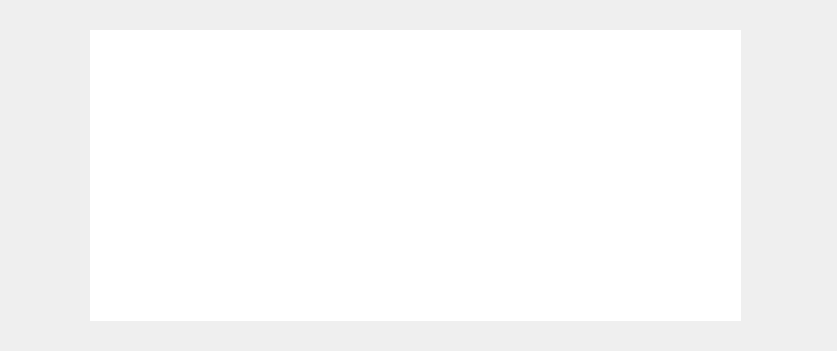
Before: the Qt Designer form data.ui in Shikhar21121999/Password-keeper, drawn with Qt 5.
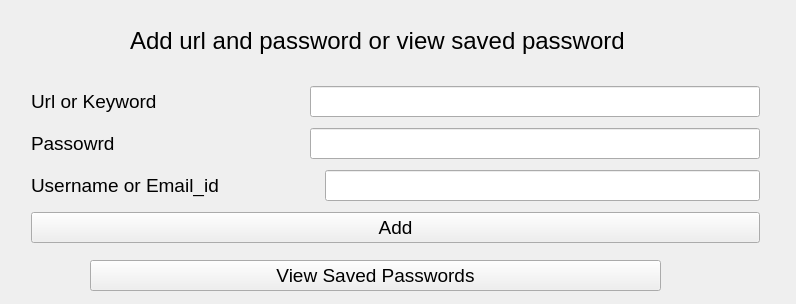
After: the same form once the commit is applied. The open tabs and pages were chosen to show the change.

Commit message: moving forward

Diff of the .ui file:
```diff
--- a/data.ui
+++ b/data.ui
@@ -6,8 +6,8 @@
    <rect>
     <x>0</x>
     <y>0</y>
-    <width>837</width>
-    <height>351</height>
+    <width>796</width>
+    <height>304</height>
    </rect>
   </property>
   <property name="font">
@@ -19,48 +19,87 @@
    <string>MainWindow</string>
   </property>
   <widget class="QWidget" name="centralwidget">
-   <widget class="QStackedWidget" name="stackedWidget">
+   <widget class="QStackedWidget" name="stack">
     <property name="geometry">
      <rect>
-      <x>50</x>
-      <y>30</y>
-      <width>731</width>
-      <height>301</height>
+      <x>0</x>
+      <y>0</y>
+      <width>791</width>
+      <height>341</height>
      </rect>
     </property>
     <property name="currentIndex">
      <number>0</number>
     </property>
     <widget class="QWidget" name="page">
-     <widget class="QLabel" name="label_3">
+     <widget class="QTableWidget" name="table">
       <property name="geometry">
        <rect>
-        <x>200</x>
+        <x>10</x>
+        <y>30</y>
+        <width>781</width>
+        <height>192</height>
+       </rect>
+      </property>
+     </widget>
+    </widget>
+    <widget class="QWidget" name="page_2">
+     <widget class="QLabel" name="label_4">
+      <property name="geometry">
+       <rect>
+        <x>130</x>
         <y>20</y>
-        <width>371</width>
+        <width>531</width>
         <height>41</height>
        </rect>
       </property>
       <property name="font">
        <font>
-        <pointsize>20</pointsize>
+        <pointsize>18</pointsize>
        </font>
       </property>
       <property name="text">
-       <string>Add new url and password</string>
+       <string>Add url and password or view saved password</string>
       </property>
      </widget>
-     <widget class="QWidget" name="">
+     <widget class="QPushButton" name="VSPButton">
       <property name="geometry">
        <rect>
-        <x>200</x>
-        <y>120</y>
-        <width>367</width>
-        <height>103</height>
+        <x>90</x>
+        <y>260</y>
+        <width>571</width>
+        <height>31</height>
        </rect>
       </property>
-      <layout class="QGridLayout" name="gridLayout">
-       <item row="0" column="0">
+      <property name="text">
+       <string>View Saved Passwords</string>
+      </property>
+     </widget>
+     <widget class="QWidget" name="layoutWidget">
+      <property name="geometry">
+       <rect>
+        <x>30</x>
+        <y>80</y>
+        <width>731</width>
+        <height>171</height>
+       </rect>
+      </property>
+      <layout class="QVBoxLayout" name="verticalLayout">
+       <property name="leftMargin">
+        <number>1</number>
+       </property>
+       <property name="topMargin">
+        <number>1</number>
+       </property>
+       <property name="rightMargin">
+        <number>1</number>
+       </property>
+       <property name="bottomMargin">
+        <number>1</number>
+       </property>
+       <item>
+        <layout class="QHBoxLayout" name="horizontalLayout">
+         <item>
         <widget class="QLabel" name="label">
          <property name="font">
           <font>
@@ -68,14 +107,18 @@
           </font>
          </property>
          <property name="text">
-          <string>Url or Keyword                 </string>
+            <string>Url or Keyword                            </string>
          </property>
         </widget>
        </item>
-       <item row="0" column="1">
-        <widget class="QLineEdit" name="lineEdit"/>
-       </item>
-       <item row="1" column="0">
+         <item>
+          <widget class="QLineEdit" name="Url"/>
+         </item>
+        </layout>
+       </item>
+       <item>
+        <layout class="QHBoxLayout" name="horizontalLayout_2">
+         <item>
         <widget class="QLabel" name="label_2">
          <property name="font">
           <font>
@@ -83,48 +126,39 @@
           </font>
          </property>
          <property name="text">
-          <string>Passowrd                 </string>
+            <string>Passowrd                                    </string>
          </property>
         </widget>
        </item>
-       <item row="1" column="1">
-        <widget class="QLineEdit" name="lineEdit_2"/>
-       </item>
-       <item row="2" column="0">
-        <widget class="QPushButton" name="pushButton">
+         <item>
+          <widget class="QLineEdit" name="PassUrl"/>
+         </item>
+        </layout>
+       </item>
+       <item>
+        <layout class="QHBoxLayout" name="horizontalLayout_3">
+         <item>
+          <widget class="QLabel" name="label_3">
+           <property name="text">
+            <string>Username or Email_id                   </string>
+           </property>
+          </widget>
+         </item>
+         <item>
+          <widget class="QLineEdit" name="U_Eid"/>
+         </item>
+        </layout>
+       </item>
+       <item>
+        <widget class="QPushButton" name="AddButton">
          <property name="text">
           <string>Add</string>
          </property>
         </widget>
        </item>
-       <item row="2" column="1">
-        <widget class="QPushButton" name="pushButton_2">
-         <property name="text">
-          <string>List</string>
-         </property>
-        </widget>
-       </item>
       </layout>
      </widget>
     </widget>
-    <widget class="QWidget" name="page_2">
-     <widget class="QTableView" name="tableView">
-      <property name="geometry">
-       <rect>
-        <x>40</x>
-        <y>0</y>
-        <width>651</width>
-        <height>291</height>
-       </rect>
-      </property>
-      <property name="frameShape">
-       <enum>QFrame::NoFrame</enum>
-      </property>
-      <property name="frameShadow">
-       <enum>QFrame::Plain</enum>
-      </property>
-     </widget>
-    </widget>
    </widget>
   </widget>
  </widget>
```
Lines whose indentation alone changed are shown as unchanged. The commit also changes 2 other files.
